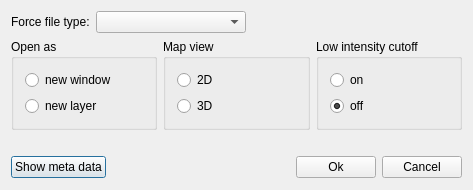
Above: source/VISUAL/DIALOGS/TOPPViewOpenDialog.ui from hroest/flaming-archer before the change. Below: the same form after it.
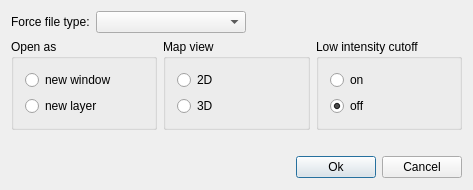
That is the form after the change.

Commit message: TOPPView: Moved meta data browsing from open dialog to main menu

```diff
--- a/source/VISUAL/DIALOGS/TOPPViewOpenDialog.ui
+++ b/source/VISUAL/DIALOGS/TOPPViewOpenDialog.ui
@@ -155,13 +155,6 @@
    </item>
    <item row="3" column="0" colspan="3" >
     <layout class="QHBoxLayout" >
-     <item>
-      <widget class="QPushButton" name="metadata_" >
-       <property name="text" >
-        <string>Show meta data</string>
-       </property>
-      </widget>
-     </item>
      <item>
       <spacer>
        <property name="orientation" >
```
Left out of the diff: 1 changed line with no effect on the pictures. The commit also changes 7 other files.
